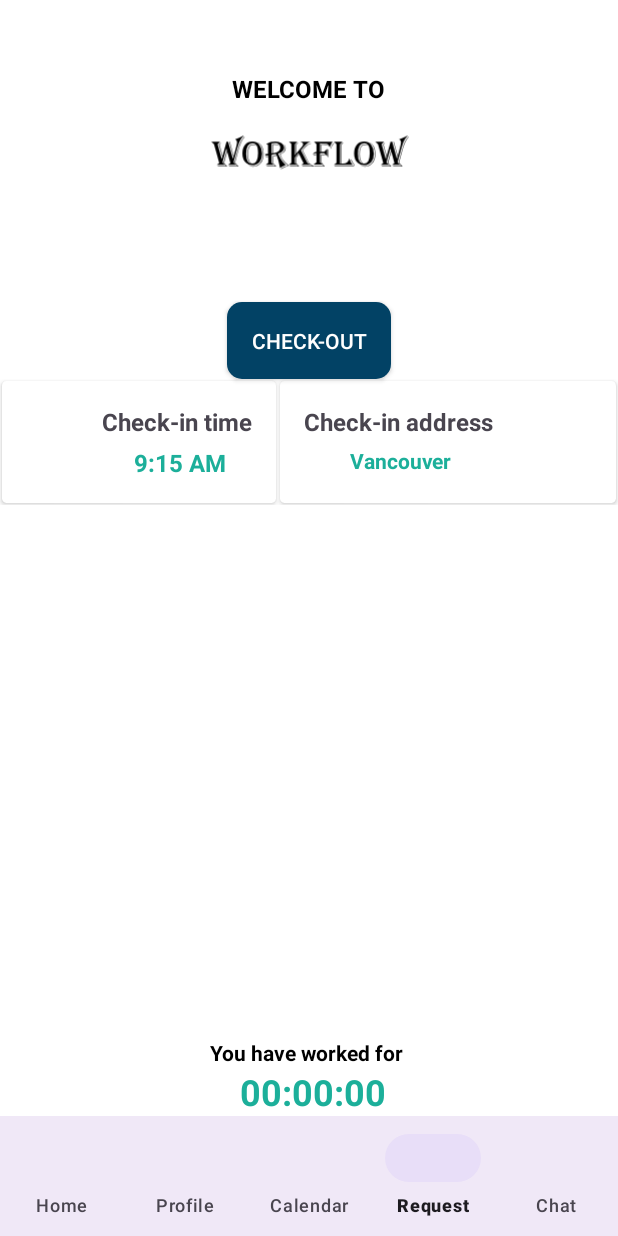
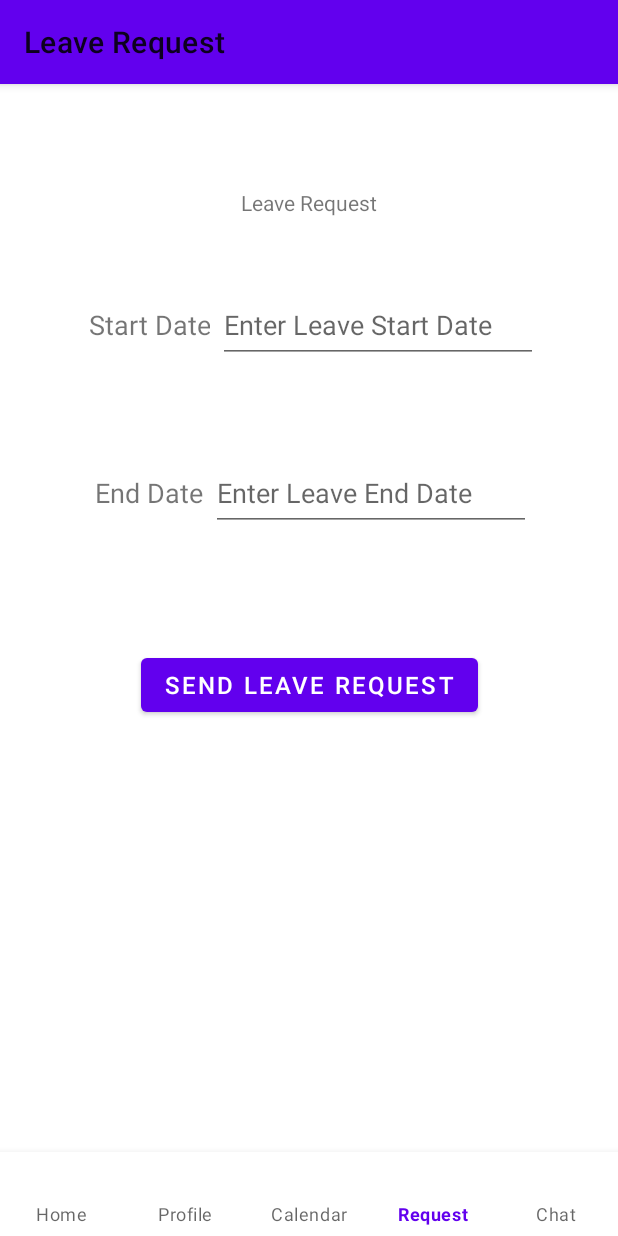
Before and after one commit to shelciajose/F23_3175_G9_WorkFlow, an Android app: the NavigationActivity screen opened directly, with no data from a screen before it, item 4 of the bottom bar chosen, on a phone screen of 412 x 824 dp. Run offline under Robolectric (Android 15) with nearby library versions, the phone set to English and light mode, and no system bars; our stand-ins replace Firebase (no records; nobody signed in at launch, a user with empty details on screens opened directly).

Commit message:
Leave Request, not complete

```diff
--- /dev/null
+++ b/app/src/main/java/com/example/workflow/LeaveRequestFragment.java
@@ -0,0 +1,219 @@
+package com.example.workflow;
+
+import static com.example.workflow.utils.ConstantUtils.KEY_DEPARTMENT;
+import static com.example.workflow.utils.ConstantUtils.KEY_FIRST_NAME;
+import static com.example.workflow.utils.ConstantUtils.KEY_LAST_NAME;
+import static com.example.workflow.utils.ConstantUtils.KEY_LEAVE_END_DATE;
+import static com.example.workflow.utils.ConstantUtils.KEY_LEAVE_START_DATE;
+import static com.example.workflow.utils.ConstantUtils.KEY_USER;
+import static com.example.workflow.utils.ConstantUtils.MAIL_ADDRESS_MANAGER;
+import static com.example.workflow.utils.ConstantUtils.MAIL_EMPLOYER;
+import static com.example.workflow.utils.ConstantUtils.MAIL_PW;
+
+import android.annotation.SuppressLint;
+import android.os.Bundle;
+
+import androidx.annotation.NonNull;
+import androidx.fragment.app.Fragment;
+
+import android.app.DatePickerDialog;
+import android.os.StrictMode;
+import android.view.LayoutInflater;
+import android.view.View;
+import android.view.ViewGroup;
+import android.widget.Button;
+import android.widget.EditText;
+import android.widget.Toast;
+
+import com.google.firebase.auth.FirebaseAuth;
+import com.google.firebase.database.DataSnapshot;
+import com.google.firebase.database.DatabaseError;
+import com.google.firebase.database.DatabaseReference;
+import com.google.firebase.database.FirebaseDatabase;
+import com.google.firebase.database.ValueEventListener;
+import java.util.Calendar;
+import java.util.Date;
+import java.util.HashMap;
+import java.util.Properties;
+
+import javax.mail.Message;
+import javax.mail.PasswordAuthentication;
+import javax.mail.Session;
+import javax.mail.Transport;
+import javax.mail.internet.InternetAddress;
+import javax.mail.internet.MimeMessage;
+
+public class LeaveRequestFragment extends Fragment {
+    FirebaseAuth firebaseAuth;
+    FirebaseDatabase firebaseDatabase;
+    DatabaseReference dbref;
+    String userId;
+    String firstName;
+    String lastName;
+    String department;
+    EditText editTxtLeaveStartDate;
+    EditText editTxtLeaveEndDate;
+    public LeaveRequestFragment() {
+        // Required empty public constructor
+    }
+
+    @Override
+    public void onCreate(Bundle savedInstanceState) {
+        setHasOptionsMenu(true);
+        super.onCreate(savedInstanceState);
+    }
+
+    @SuppressLint("WrongThread")
+    @Override
+    public View onCreateView(LayoutInflater inflater, ViewGroup container, Bundle savedInstanceState) {
+        View view = inflater.inflate(R.layout.fragment_leave_request, container, false);
+        firebaseAuth = FirebaseAuth.getInstance();
+        firebaseDatabase = FirebaseDatabase.getInstance();
+        dbref = firebaseDatabase.getReference(KEY_USER);
+        userId = firebaseAuth.getCurrentUser().getUid();
+
+        StrictMode.ThreadPolicy policy = new StrictMode.ThreadPolicy.Builder().permitAll().build();
+        StrictMode.setThreadPolicy(policy);
+
+        editTxtLeaveStartDate = view.findViewById(R.id.editTxtLeaveStartDate);
+        editTxtLeaveEndDate = view.findViewById(R.id.editTxtLeaveEndDate);
+
+        DatePicker datePicker = new DatePicker();
+        editTxtLeaveStartDate.setOnClickListener(datePicker);
+        editTxtLeaveEndDate.setOnClickListener(datePicker);
+
+        Button btnSendLeaveRequest = view.findViewById(R.id.btnSendLeaveRequest);
+        btnSendLeaveRequest.setOnClickListener(new View.OnClickListener() {
+            @Override
+            public void onClick(View view) {
+                String startDate = editTxtLeaveStartDate.getText().toString().trim();
+                String endDate = editTxtLeaveEndDate.getText().toString().trim();
+
+//                if(startDate.length() == 0 || endDate.length() == 0) {
+//                    Toast.makeText(view.getContext(), "Please enter both date", Toast.LENGTH_SHORT).show();
+//                    return;
+//                }
+
+                dbref.addValueEventListener(new ValueEventListener() {
+                    @Override
+                    public void onDataChange(@NonNull DataSnapshot snapshot) {
+                        HashMap<String, String> requestUser = new HashMap<>();
+                        for(DataSnapshot dataSnapshot : snapshot.getChildren()) {
+                            LeaveRequestModel leaveRequestModel = dataSnapshot.getValue(LeaveRequestModel.class);
+                            if(leaveRequestModel.getUserId() != null) {
+                                if(leaveRequestModel.getUserId().equals(userId)) {
+                                    firstName = leaveRequestModel.getFirstName();
+                                    lastName = leaveRequestModel.getLastName();
+                                    department = leaveRequestModel.getDept();
+
+                                    requestUser = new HashMap<>();
+                                    requestUser.put(KEY_FIRST_NAME, firstName);
+                                    requestUser.put(KEY_LAST_NAME, lastName);
+                                    requestUser.put(KEY_DEPARTMENT, department);
+                                    requestUser.put(KEY_LEAVE_START_DATE, startDate);
+                                    requestUser.put(KEY_LEAVE_END_DATE, endDate);
+
+                                    if(sendLeaveRequest(requestUser)) {
+                                        Toast.makeText(view.getContext(), "Success Leave Request", Toast.LENGTH_SHORT).show();
+                                    } else {
+                                        Toast.makeText(view.getContext(), "Fail Leave Request, Please try again", Toast.LENGTH_SHORT).show();
+                                    }
+                                    break;
+                                }
+                            }
+                        }
+
+                    }
+                    @Override
+                    public void onCancelled(@NonNull DatabaseError error) {
+                    }
+                });
+            }
+        });
+        return view;
+    }
+
+    private class DatePicker implements View.OnClickListener {
+
+        @Override
+        public void onClick(View view) {
+            Calendar calendar = Calendar.getInstance();
+
+            int year = calendar.get(Calendar.YEAR);
+            int month = calendar.get(Calendar.MONTH);
+            int day = calendar.get(Calendar.DAY_OF_MONTH);
+            EditText editTxtDate;
+            if(view.getId() == R.id.editTxtLeaveStartDate) {
+                editTxtDate = view.findViewById(R.id.editTxtLeaveStartDate);
+            } else {
+                editTxtDate = view.findViewById(R.id.editTxtLeaveEndDate);
+            }
+
+            DatePickerDialog datePickerDialog = new DatePickerDialog(
+                    view.getContext(), new DatePickerDialog.OnDateSetListener() {
+                @Override
+                public void onDateSet(android.widget.DatePicker datePicker, int i, int i1, int i2) {
+                    String dateMessage = i2 + "-" + (i1 + 1) + "-" + year;
+                    editTxtDate.setText(dateMessage);
+                }
+            }, year, month, day);
+            datePickerDialog.show();
+        }
+
+    }
+
+    private boolean sendLeaveRequest(HashMap<String, String> requestUser) {
+        boolean mailFlag = false;
+        String mailAddress = MAIL_ADDRESS_MANAGER;
+        String password = MAIL_PW;
+        String destination = MAIL_EMPLOYER;
+        String smtpHostServer = "smtp-mail.outlook.com";
+
+        String firstName = requestUser.get(KEY_FIRST_NAME);
+        String lastName = requestUser.get(KEY_LAST_NAME);
+        String department = requestUser.get(KEY_DEPARTMENT);
+        String startDate = requestUser.get(KEY_LEAVE_START_DATE);
+        String endDate = requestUser.get(KEY_LEAVE_END_DATE);
+        StringBuilder body = new StringBuilder();
+        body.append("REQUEST EMPLOYEE: " + firstName + " " + lastName + "\n");
+        body.append("DEPARTMENT: " + department + "\n");
+        body.append("START DATE: " +  startDate + "\n");
+        body.append("END DATE: " + endDate + "\n");
+        String subject = "[LEAVE REQUEST] FROM " + firstName + " " + lastName;
+
+        Properties props = new Properties();
+        props.put("mail.smtp.host", smtpHostServer);
+        props.put("mail.smtp.port", "587");
+        props.put("mail.smtp.socketFactory.port", "587");
+        props.put("mail.smtp.auth", "true");
+        props.put("mail.smtp.starttls.enable", "true");
+        props.put("mail.smtp.socketFactory.class", "javax.net.ssl.SSLSocketFactory");
+
+        Session session = Session.getDefaultInstance(props, new javax.mail.Authenticator() {
+            protected PasswordAuthentication getPasswordAuthentication() {
+                return new PasswordAuthentication(mailAddress, password);
+            }
+        });
+
+        try {
+            MimeMessage message = new MimeMessage(session);
+            message.addHeader("Content-type", "text/HTML: charset=UTF-8");
+            message.addHeader("format", "flowed");
+            message.addHeader("Content-Transfer-Encoding", "8bit");
+            message.setFrom(new InternetAddress(MAIL_ADDRESS_MANAGER, "WORK FLOW [LEAVE REQUEST]"));
+            message.setReplyTo(InternetAddress.parse(MAIL_ADDRESS_MANAGER, false));
+            message.setSubject(subject, "UTF-8");
+            message.setText(body.toString(), "UTF-8");
+            message.setSentDate(new Date());
+            message.setRecipients(Message.RecipientType.TO, InternetAddress.parse(destination, false));
+            Transport.send(message);
+
+            mailFlag = true;
+        } catch(Exception ex) {
+            mailFlag = false;
+            return mailFlag;
+        }
+
+        return mailFlag;
+    }
+}
--- a/app/src/main/java/com/example/workflow/NavigationActivity.java
+++ b/app/src/main/java/com/example/workflow/NavigationActivity.java
@@ -51,6 +51,10 @@ public class NavigationActivity extends AppCompatActivity {
                 return true;
             } else if(item.getItemId() == R.id.menu_leaveRequest) {
                 actionBar.setTitle("Leave Request");
+                LeaveRequestFragment leaveRequestFragment = new LeaveRequestFragment();
+                FragmentTransaction fragmentTransactionLeaveRequest = getSupportFragmentManager().beginTransaction();
+                fragmentTransactionLeaveRequest.replace(R.id.content, leaveRequestFragment, "");
+                fragmentTransactionLeaveRequest.commit();
 
                 return true;
             } else if(item.getItemId() == R.id.menu_chat) {
--- /dev/null
+++ b/app/src/main/res/layout/fragment_leave_request.xml
@@ -0,0 +1,101 @@
+<?xml version="1.0" encoding="utf-8"?>
+<FrameLayout xmlns:android="http://schemas.android.com/apk/res/android"
+    xmlns:tools="http://schemas.android.com/tools"
+    xmlns:app="http://schemas.android.com/apk/res-auto"
+    android:layout_width="match_parent"
+    android:layout_height="match_parent"
+    tools:context=".LeaveRequestFragment">
+
+    <androidx.constraintlayout.widget.ConstraintLayout
+        android:layout_width="match_parent"
+        android:layout_height="match_parent">
+        <TextView
+            android:id="@+id/txtViewLeaveRequestTitle"
+            android:layout_width="wrap_content"
+            android:layout_height="wrap_content"
+            android:text="@string/txtLeaveRequestTitle"
+            app:layout_constraintBottom_toBottomOf="parent"
+            app:layout_constraintEnd_toEndOf="parent"
+            app:layout_constraintStart_toStartOf="parent"
+            app:layout_constraintTop_toTopOf="parent"
+            app:layout_constraintVertical_bias="0.100000024" />
+
+        <LinearLayout
+            android:id="@+id/linearLayout"
+            android:layout_width="wrap_content"
+            android:layout_height="80dp"
+            android:layout_marginTop="32dp"
+            android:orientation="horizontal"
+            app:layout_constraintEnd_toEndOf="parent"
+            app:layout_constraintStart_toStartOf="parent"
+            app:layout_constraintTop_toBottomOf="@+id/txtViewLeaveRequestTitle">
+
+            <TextView
+                android:id="@+id/txtViewLeaveStartDate"
+                android:layout_width="wrap_content"
+                android:layout_height="match_parent"
+                android:layout_weight="1"
+                android:gravity="center"
+                android:padding="5dp"
+                android:text="@string/txtViewLeaveStartDate"
+                android:textSize="18sp" />
+
+            <EditText
+                android:id="@+id/editTxtLeaveStartDate"
+                android:layout_width="wrap_content"
+                android:layout_height="50dp"
+                android:layout_weight="1"
+                android:ems="10"
+                android:hint="@string/hintLeaveStartDate"
+                android:clickable="false"
+                android:cursorVisible="false"
+                android:focusable="false"
+                android:focusableInTouchMode="false"/>
+        </LinearLayout>
+
+        <LinearLayout
+            android:id="@+id/linearLayout2"
+            android:layout_width="wrap_content"
+            android:layout_height="80dp"
+            android:layout_marginTop="32dp"
+            android:orientation="horizontal"
+            app:layout_constraintEnd_toEndOf="parent"
+            app:layout_constraintStart_toStartOf="parent"
+            app:layout_constraintTop_toBottomOf="@+id/linearLayout">
+
+            <TextView
+                android:id="@+id/txtViewLeaveEndDate"
+                android:layout_width="wrap_content"
+                android:layout_height="match_parent"
+                android:layout_weight="1"
+                android:gravity="center"
+                android:padding="5dp"
+                android:text="@string/txtViewLeaveEndDate"
+                android:textSize="18sp" />
+
+            <EditText
+                android:id="@+id/editTxtLeaveEndDate"
+                android:layout_width="wrap_content"
+                android:layout_height="50dp"
+                android:layout_weight="1"
+                android:ems="10"
+                android:hint="@string/hintLeaveEndDate"
+                android:clickable="false"
+                android:cursorVisible="false"
+                android:focusable="false"
+                android:focusableInTouchMode="false" />
+        </LinearLayout>
+
+        <Button
+            android:id="@+id/btnSendLeaveRequest"
+            android:layout_width="wrap_content"
+            android:layout_height="wrap_content"
+            android:layout_marginTop="64dp"
+            android:text="@string/btnLeaveRequest"
+            android:textSize="16sp"
+            app:layout_constraintEnd_toEndOf="parent"
+            app:layout_constraintStart_toStartOf="parent"
+            app:layout_constraintTop_toBottomOf="@+id/linearLayout2" />
+
+    </androidx.constraintlayout.widget.ConstraintLayout>
+</FrameLayout>
--- a/app/src/main/res/values/strings.xml
+++ b/app/src/main/res/values/strings.xml
@@ -38,4 +38,11 @@
     <string name="sendOTP">Send OTP</string>
     <string name="Otp6">"Enter 6 digit OTP send to - "</string>
 
+    <string name="txtLeaveRequestTitle">Leave Request</string>
+    <string name="txtViewLeaveStartDate">Start Date</string>
+    <string name="hintLeaveStartDate">Enter Leave Start Date</string>
+    <string name="txtViewLeaveEndDate">End Date</string>
+    <string name="hintLeaveEndDate">Enter Leave End Date</string>
+    <string name="btnLeaveRequest">Send Leave Request</string>
+
 </resources>
--- a/app/src/main/res/values/themes.xml
+++ b/app/src/main/res/values/themes.xml
@@ -1,6 +1,6 @@
 <resources xmlns:tools="http://schemas.android.com/tools">
     <!-- Base application theme. -->
-    <style name="Base.Theme.WorkFlow" parent="Theme.Material3.DayNight.NoActionBar">
+    <style name="Base.Theme.WorkFlow" parent="Theme.MaterialComponents.DayNight">
         <!-- Customize your light theme here. -->
         <!-- <item name="colorPrimary">@color/my_light_primary</item> -->
     </style>
```
Also changed, not shown: app/build.gradle (+7 -2 lines), app/src/main/AndroidManifest.xml (+4 -4 lines), app/src/main/java/com/example/workflow/LeaveRequestModel.java (added, +49 -0 lines), app/src/main/java/com/example/workflow/utils/ConstantUtils.java (+41 -0 lines), app/libs/activation-1.1.1.jar (added), app/libs/javax.mail.jar (added).
